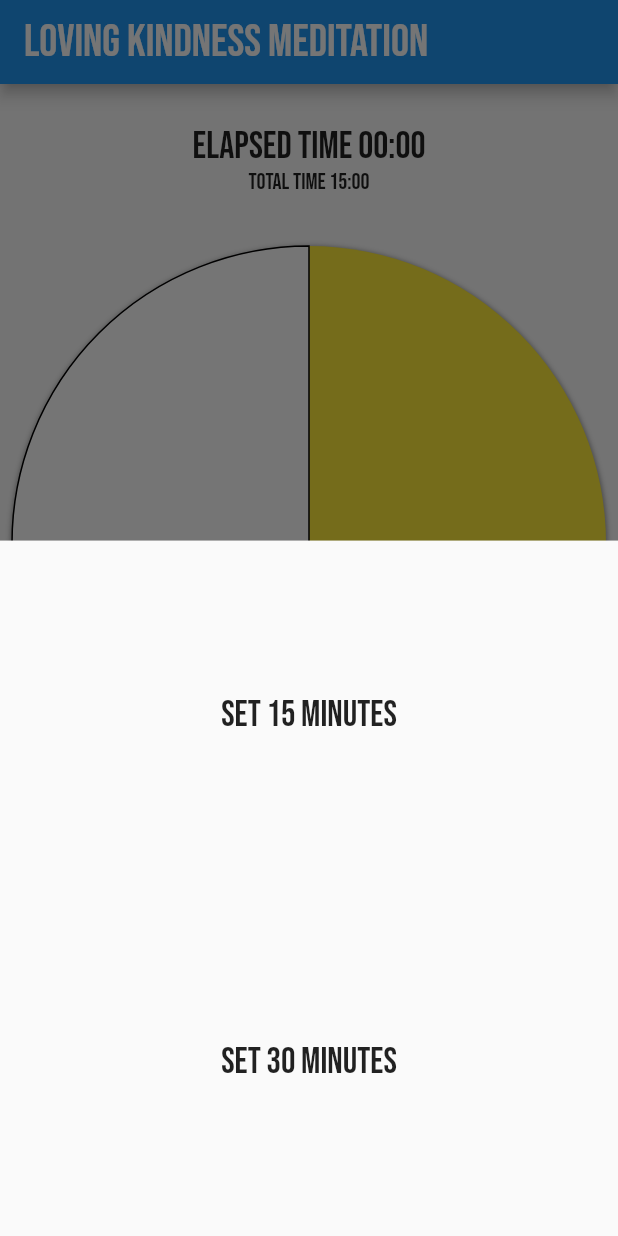
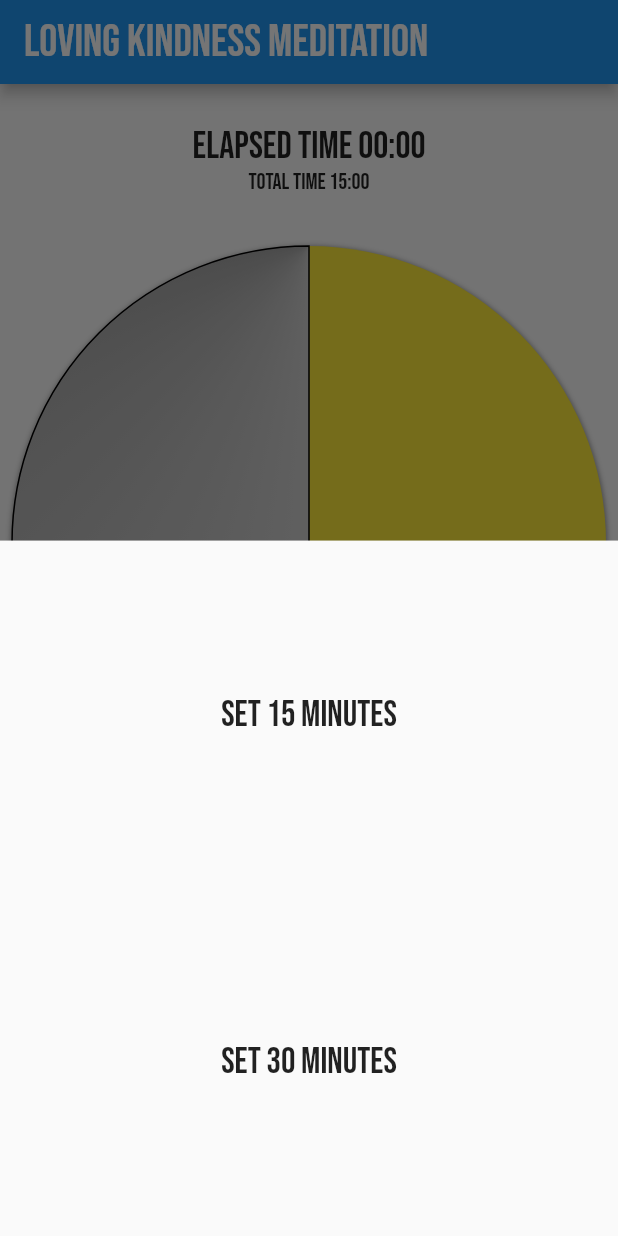
Before and after one commit to mfeckie/loving_kindness_meditation, a Flutter app: the screen it shows after launch, after a tap on the "menu" icon, on a phone screen of 412 x 824 dp. Run offline on Flutter 3.47's test engine with Material 2 defaults, Android fonts, the phone set to English and light mode, and no system bars.

Commit message:
Add gradient to clock window

```diff
--- a/lib/widgets/clock_window.dart
+++ b/lib/widgets/clock_window.dart
@@ -1,4 +1,5 @@
 import 'dart:math';
+import 'dart:ui';
 
 import 'package:flutter/material.dart';
 
@@ -14,6 +15,13 @@ class ClockWindow extends CustomPainter {
     final sweep = ( 2 * pi ) * 0.75;
 
     clockWindowPainter.color = Colors.white;
+    clockWindowPainter.shader = SweepGradient(
+      colors: [
+        Colors.white,
+        Colors.grey[800]
+      ],
+      center: FractionalOffset.topCenter
+    ).createShader(rect);
     canvas.drawArc(rect, 0, sweep, true, clockWindowPainter);
   }
 
```
